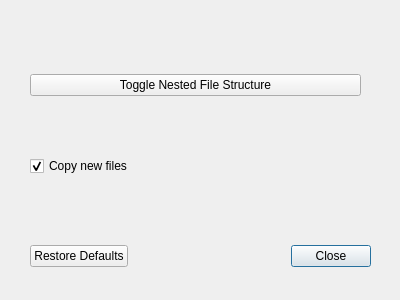
First picture: the form in Code/GUI/Main/settings_popup.ui, repository salamandarin/Music-Manager, before the edit.
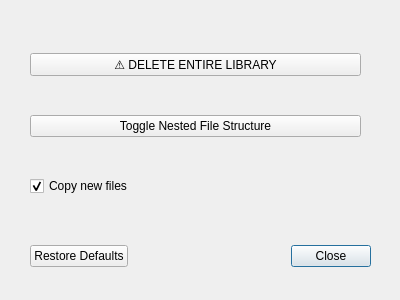
Second picture: the form after the edit.

Commit message: moved delete button to settings

Diff of the .ui file:
```diff
--- a/Code/GUI/Main/settings_popup.ui
+++ b/Code/GUI/Main/settings_popup.ui
@@ -39,6 +39,19 @@
     </rect>
    </property>
    <layout class="QVBoxLayout" name="verticalLayout">
+    <item>
+     <widget class="QPushButton" name="delete_library_button">
+      <property name="text">
+       <string>⚠ DELETE ENTIRE LIBRARY</string>
+      </property>
+      <property name="checkable">
+       <bool>false</bool>
+      </property>
+      <property name="checked">
+       <bool>false</bool>
+      </property>
+     </widget>
+    </item>
     <item>
      <widget class="QPushButton" name="toggle_nested_button">
       <property name="text">
```
The commit also changes 8 other files.
